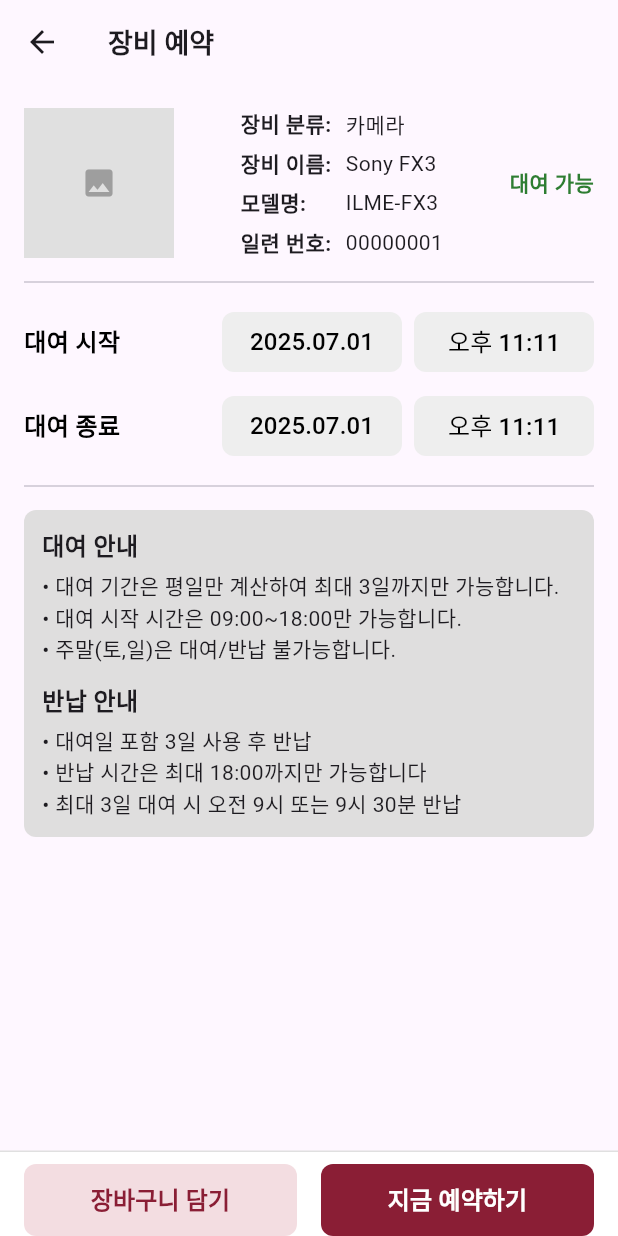
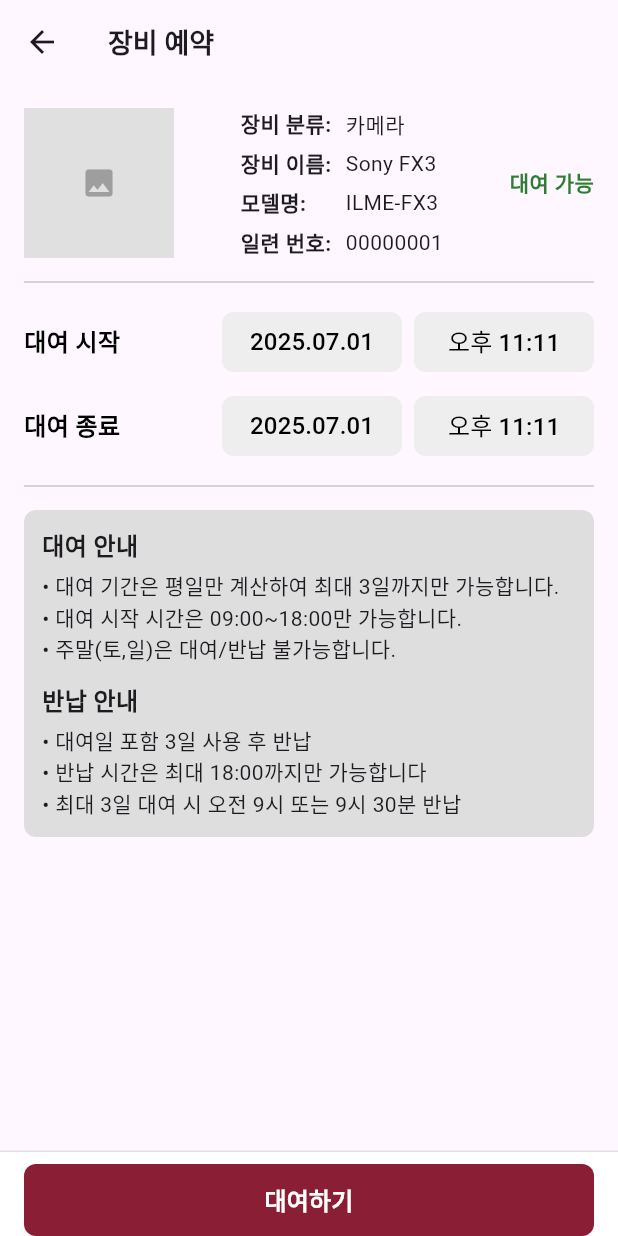
Before and after one commit to dw0124/CEC-App, a Flutter app: the RentalApplyPage screen opened directly with empty values, on a phone screen of 412 x 824 dp. Run offline on Flutter 3.47's test engine with Material 3 defaults, Android fonts, the phone set to English and light mode, and no system bars; our stand-ins replace bloc, equatable, flutter_bloc, flutter_dotenv, flutter_secure_storage; accounts and stored records are empty; statements that could not run were skipped.

Commit message:
장바구니 버튼 주석 처리

```diff
--- a/lib/features/rental/view/rental_apply_page.dart
+++ b/lib/features/rental/view/rental_apply_page.dart
@@ -256,24 +256,24 @@ class _RentalApplyPageState extends State<RentalApplyPage> {
             child: Row(
               spacing: 16,
               children: [
-                Expanded(
-                  child: ElevatedButton(
-                      onPressed: () {},
-                      style: ElevatedButton.styleFrom(
-                        fixedSize: Size(double.infinity, buttonHeight),
-                        foregroundColor: Color(0xFF8A1E35),
-                        backgroundColor: Color(0xFFF3DDE1),
-                        elevation: 0,
-                        shape: RoundedRectangleBorder(
-                          borderRadius: BorderRadius.circular(8),
-                        ),
-                      ),
-                      child: Text(
-                          '장바구니 담기',
-                        style: TextStyle(fontSize: 16, fontWeight: FontWeight.w600),
-                      ),
-                  ),
-                ),
+                // Expanded(
+                //   child: ElevatedButton(
+                //       onPressed: () {},
+                //       style: ElevatedButton.styleFrom(
+                //         fixedSize: Size(double.infinity, buttonHeight),
+                //         foregroundColor: Color(0xFF8A1E35),
+                //         backgroundColor: Color(0xFFF3DDE1),
+                //         elevation: 0,
+                //         shape: RoundedRectangleBorder(
+                //           borderRadius: BorderRadius.circular(8),
+                //         ),
+                //       ),
+                //       child: Text(
+                //           '장바구니 담기',
+                //         style: TextStyle(fontSize: 16, fontWeight: FontWeight.w600),
+                //       ),
+                //   ),
+                // ),
                 Expanded(
                   child: ElevatedButton(
                       onPressed: () {},
@@ -287,7 +287,7 @@ class _RentalApplyPageState extends State<RentalApplyPage> {
                         ),
                       ),
                       child: Text(
-                          '지금 예약하기',
+                          '대여하기',
                         style: TextStyle(fontSize: 16, fontWeight: FontWeight.w600),
                       ),
                   ),
```
